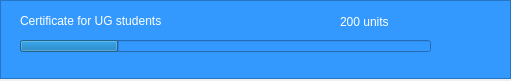
First picture: the form in print_queue_item.ui, repository WhiteW0lf00/supreme_ulterior_interior, before the edit.
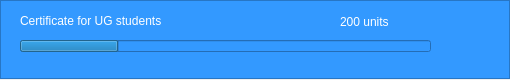
Second picture: the form after the edit. Icons and pictures are not drawn.

Diff of the .ui file:
```diff
--- a/print_queue_item.ui
+++ b/print_queue_item.ui
@@ -6,8 +6,8 @@
    <rect>
     <x>0</x>
     <y>0</y>
-    <width>511</width>
-    <height>81</height>
+    <width>510</width>
+    <height>80</height>
    </rect>
   </property>
   <property name="sizePolicy">
@@ -24,7 +24,7 @@
     <rect>
      <x>0</x>
      <y>0</y>
-     <width>511</width>
+     <width>510</width>
      <height>79</height>
     </rect>
    </property>
```
Left out of the diff: 8 changed lines with no effect on the pictures.
